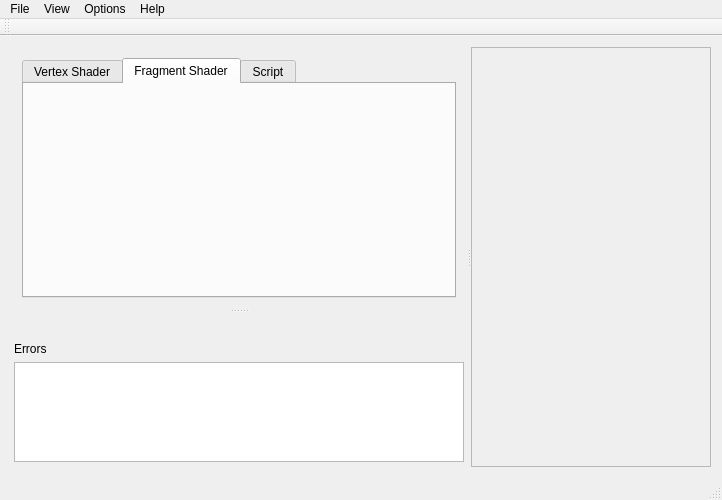
The window that mainwindow.ui (607011/glsl-live) describes before a commit, drawn with Qt 5.
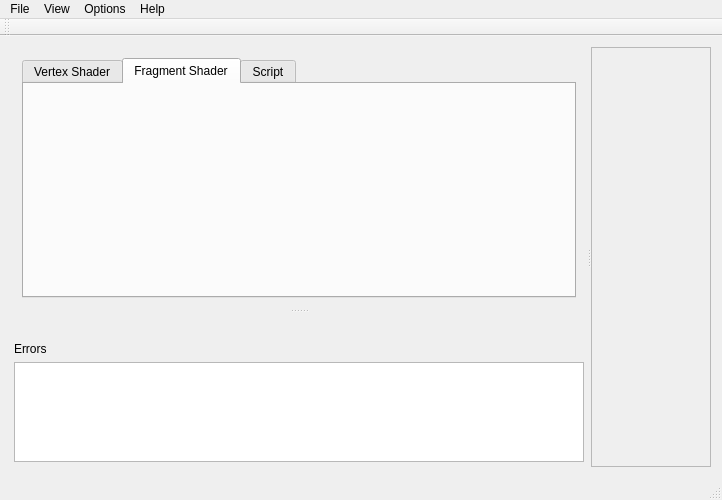
The same window after the commit.

Commit message: ChannelWidget neu.

What changed in the file:
```diff
--- a/mainwindow.ui
+++ b/mainwindow.ui
@@ -14,8 +14,8 @@
    <string>GLSL Live Coder</string>
   </property>
   <widget class="QWidget" name="centralWidget">
-   <layout class="QGridLayout" name="gridLayout">
-    <item row="0" column="0">
+   <layout class="QHBoxLayout" name="horizontalLayout_3">
+    <item>
      <widget class="QSplitter" name="hsplitter">
       <property name="orientation">
        <enum>Qt::Horizontal</enum>
@@ -229,24 +229,25 @@
         </layout>
        </widget>
       </widget>
-      <widget class="QScrollArea" name="scrollArea">
+      <widget class="QSplitter" name="vsplitter2">
        <property name="sizePolicy">
-        <sizepolicy hsizetype="Expanding" vsizetype="Expanding">
+        <sizepolicy hsizetype="MinimumExpanding" vsizetype="MinimumExpanding">
          <horstretch>0</horstretch>
          <verstretch>0</verstretch>
         </sizepolicy>
        </property>
        <property name="minimumSize">
         <size>
-         <width>240</width>
-         <height>240</height>
+         <width>120</width>
+         <height>120</height>
         </size>
        </property>
-       <property name="verticalScrollBarPolicy">
-        <enum>Qt::ScrollBarAlwaysOff</enum>
+       <property name="orientation">
+        <enum>Qt::Vertical</enum>
        </property>
-       <property name="horizontalScrollBarPolicy">
-        <enum>Qt::ScrollBarAlwaysOff</enum>
+       <widget class="QScrollArea" name="channelScrollArea">
+        <property name="acceptDrops">
+         <bool>true</bool>
        </property>
        <property name="widgetResizable">
         <bool>true</bool>
@@ -256,10 +257,23 @@
          <rect>
           <x>0</x>
           <y>0</y>
-          <width>238</width>
+           <width>118</width>
           <height>422</height>
          </rect>
         </property>
+         <layout class="QHBoxLayout" name="horizontalLayout_6">
+          <item>
+           <layout class="QHBoxLayout" name="channelLayout">
+            <property name="spacing">
+             <number>3</number>
+            </property>
+            <property name="sizeConstraint">
+             <enum>QLayout::SetFixedSize</enum>
+            </property>
+           </layout>
+          </item>
+         </layout>
+        </widget>
        </widget>
       </widget>
      </widget>
```
Lines whose indentation alone changed are shown as unchanged. The commit also changes 10 other files.
